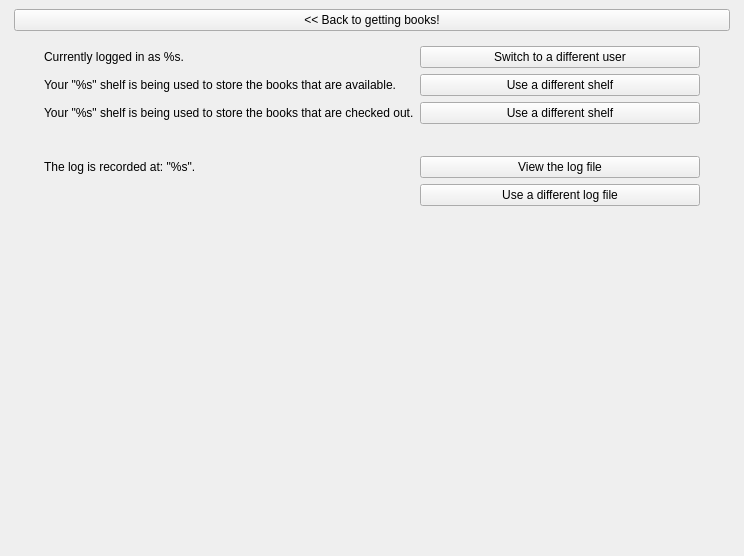
sbadame/checkout, file checkout.ui: the form before one commit.
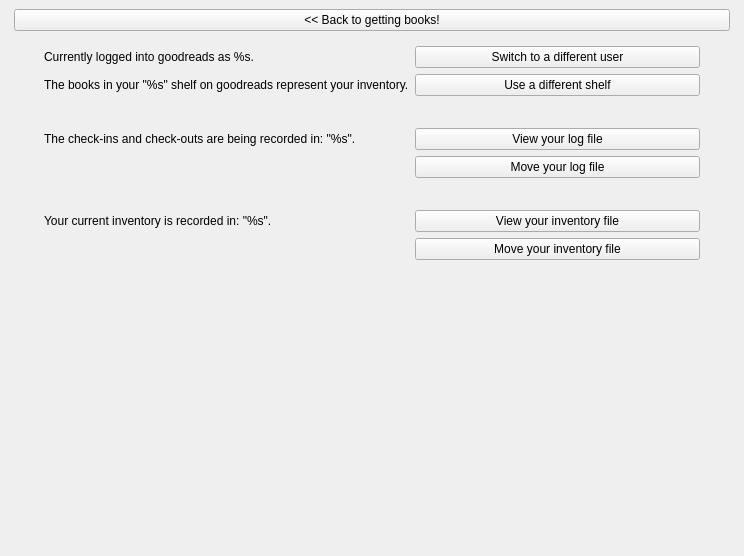
The form after the commit. The open tabs and pages were chosen to show the change. Custom widgets are drawn as their Qt base class.

Patch:
```diff
--- a/checkout.ui
+++ b/checkout.ui
@@ -193,6 +193,9 @@
            <item>
             <widget class="QWidget" name="widget_3" native="true">
              <layout class="QFormLayout" name="formLayout">
+              <property name="fieldGrowthPolicy">
+               <enum>QFormLayout::AllNonFixedFieldsGrow</enum>
+              </property>
               <property name="leftMargin">
                <number>30</number>
               </property>
@@ -202,7 +205,7 @@
               <item row="0" column="0">
                <widget class="QLabel" name="user_label">
                 <property name="text">
-                 <string>Currently logged in as %s.</string>
+                 <string>Currently logged into goodreads as %s.</string>
                 </property>
                </widget>
               </item>
@@ -216,7 +219,7 @@
               <item row="1" column="0">
                <widget class="QLabel" name="checkedin_shelf_label">
                 <property name="text">
-                 <string>Your &quot;%s&quot; shelf is being used to store the books that are available.</string>
+                 <string>The books in your &quot;%s&quot; shelf on goodreads represent your inventory.</string>
                 </property>
                </widget>
               </item>
@@ -227,35 +230,7 @@
                 </property>
                </widget>
               </item>
-              <item row="2" column="0">
-               <widget class="QLabel" name="checkedout_shelf_label">
-                <property name="text">
-                 <string>Your &quot;%s&quot; shelf is being used to store the books that are checked out.</string>
-                </property>
-               </widget>
-              </item>
-              <item row="2" column="1">
-               <widget class="QPushButton" name="switch_checkedout_button">
-                <property name="text">
-                 <string>Use a different shelf</string>
-                </property>
-               </widget>
-              </item>
-              <item row="5" column="0">
-               <widget class="QLabel" name="log_label">
-                <property name="text">
-                 <string>The log is recorded at: &quot;%s&quot;.</string>
-                </property>
-               </widget>
-              </item>
-              <item row="5" column="1">
-               <widget class="QPushButton" name="view_log_button">
-                <property name="text">
-                 <string>View the log file</string>
-                </property>
-               </widget>
-              </item>
-              <item row="4" column="0">
+              <item row="3" column="0">
                <spacer name="horizontalSpacer">
                 <property name="orientation">
                  <enum>Qt::Horizontal</enum>
@@ -268,10 +243,58 @@
                 </property>
                </spacer>
               </item>
-              <item row="6" column="1">
+              <item row="4" column="1">
+               <widget class="QPushButton" name="view_log_button">
+                <property name="text">
+                 <string>View your log file</string>
+                </property>
+               </widget>
+              </item>
+              <item row="5" column="1">
                <widget class="QPushButton" name="switch_log_button">
                 <property name="text">
-                 <string>Use a different log file</string>
+                 <string>Move your log file</string>
+                </property>
+               </widget>
+              </item>
+              <item row="7" column="1">
+               <widget class="QPushButton" name="pushButton">
+                <property name="text">
+                 <string>View your inventory file</string>
+                </property>
+               </widget>
+              </item>
+              <item row="6" column="0">
+               <spacer name="horizontalSpacer_2">
+                <property name="orientation">
+                 <enum>Qt::Horizontal</enum>
+                </property>
+                <property name="sizeHint" stdset="0">
+                 <size>
+                  <width>40</width>
+                  <height>20</height>
+                 </size>
+                </property>
+               </spacer>
+              </item>
+              <item row="7" column="0">
+               <widget class="QLabel" name="label">
+                <property name="text">
+                 <string>Your current inventory is recorded in: &quot;%s&quot;.</string>
+                </property>
+               </widget>
+              </item>
+              <item row="8" column="1">
+               <widget class="QPushButton" name="pushButton_2">
+                <property name="text">
+                 <string>Move your inventory file</string>
+                </property>
+               </widget>
+              </item>
+              <item row="4" column="0">
+               <widget class="QLabel" name="log_label">
+                <property name="text">
+                 <string>The check-ins and check-outs are being recorded in: &quot;%s&quot;.</string>
                 </property>
                </widget>
               </item>
```
Left out of the diff: 6 changed lines with no effect on the pictures.
